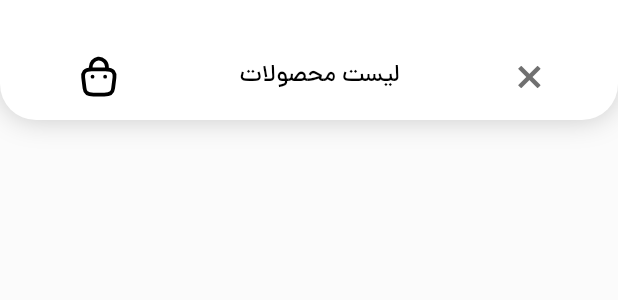
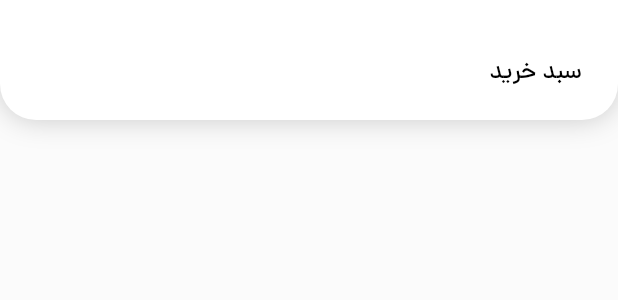
Before and after one commit to mohammad-dehghanifard/flutter_online_shop_bloc, a Flutter app: the PageAppBarWidget widget shown alone on an empty page, opened directly, on a phone screen of 412 x 824 dp. Shown: the top 300 px of the screen. Run offline on Flutter 3.47's test engine with Material 3 defaults, Android fonts, the phone set to English and light mode, and no system bars; our stand-ins replace carousel_slider, flutter_spinkit, flutter_svg.

```diff
--- a/lib/core/widgets/page_app_bar_widget.dart
+++ b/lib/core/widgets/page_app_bar_widget.dart
@@ -3,9 +3,11 @@ import 'package:flutter_online_shop_bloc/core/constants/app_colors.dart';
 import 'package:flutter_online_shop_bloc/core/constants/app_dimens.dart';
 
 class PageAppBarWidget extends StatelessWidget implements PreferredSize{
-  const PageAppBarWidget({super.key, this.leading, this.title, this.action,this.centerTitle = false});
+  const PageAppBarWidget({super.key, this.leading, this.title, this.action,this.centerTitle = false,
+     this.alignment = MainAxisAlignment.spaceAround});
   final Widget? leading,title,action;
   final bool centerTitle;
+  final MainAxisAlignment alignment;
   @override
   Widget build(BuildContext context) {
     return Container(
@@ -27,17 +29,21 @@ class PageAppBarWidget extends StatelessWidget implements PreferredSize{
           children: [
             SizedBox(height: MediaQuery.sizeOf(context).height * 0.03),
             Row(
-              mainAxisAlignment: MainAxisAlignment.spaceAround,
+              mainAxisAlignment: alignment,
               children: [
 
-                if(leading != null)
-                leading!,
+                if(leading != null)...[
+                  leading!,
+                ],
 
-                if(title != null)
-                 centerTitle? Center(child: title!) : title!,
 
-                if(action != null)
+                if(title != null)...[
+                  title!,
+                ],
+
+                if(action != null)...[
                   action!,
+                ]
               ],
             ),
           ],
--- a/lib/features/main/pages/main_page.dart
+++ b/lib/features/main/pages/main_page.dart
@@ -1,5 +1,6 @@
 import 'package:flutter/material.dart';
 import 'package:flutter_online_shop_bloc/core/constants/app_colors.dart';
+import 'package:flutter_online_shop_bloc/features/cart/presentation/pages/cart_page.dart';
 import 'package:flutter_online_shop_bloc/features/home/presentation/pages/home_page.dart';
 import 'package:flutter_online_shop_bloc/features/main/widgets/custom_navigation_widget.dart';
 
@@ -34,8 +35,7 @@ class _MainPageState extends State<MainPage> {
         controller: pageController,
         children: const [
           HomePage(),
-          ScreenTest(),
-          ScreenTest(),
+          CartPage(),
           ScreenTest(),
         ],
       )
```
Also changed, not shown: lib/features/cart/presentation/pages/cart_page.dart (added, +29 -0 lines), lib/features/cart/presentation/widgets/cart_address_box.dart (added, +52 -0 lines).
